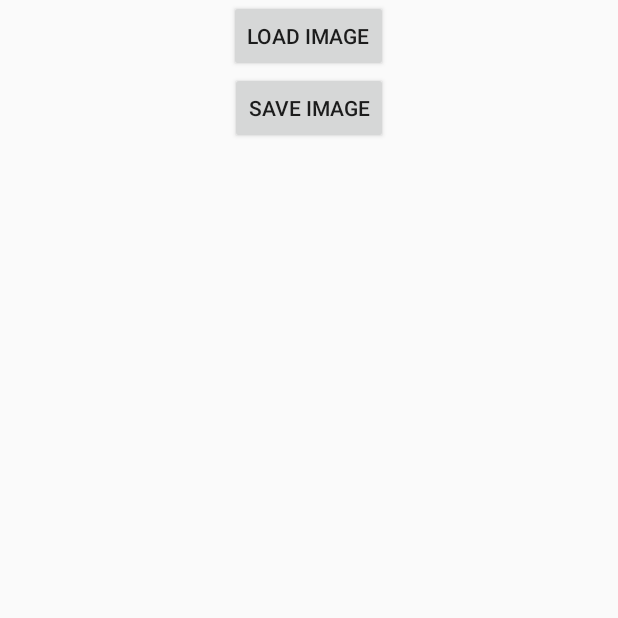
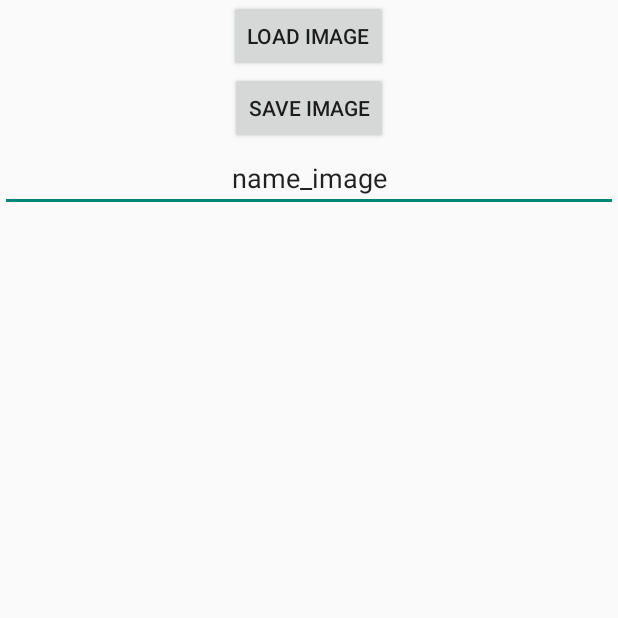
Before and after one commit to renekaigen/UsarDescargaImagen, an Android app: the screen it shows after launch (MainActivity), after a tap on "SAVE IMAGE", on a phone screen of 412 x 824 dp, the top half of it. Run offline under Robolectric (Android 15) with nearby library versions, the phone set to English and light mode, and no system bars.

Commit message:
cambios para ponerle nombre a la imagen a guardar

```diff
--- a/app/src/main/java/com/example/root/usardescargaimagen/MainActivity.java
+++ b/app/src/main/java/com/example/root/usardescargaimagen/MainActivity.java
@@ -11,8 +11,10 @@ import android.graphics.BitmapFactory;
 import android.os.AsyncTask;
 import android.os.Bundle;
 import android.os.Environment;
+import android.util.Log;
 import android.view.View;
 import android.widget.Button;
+import android.widget.EditText;
 import android.widget.ImageView;
 import android.widget.Toast;
 
@@ -28,7 +30,8 @@ public class MainActivity extends Activity {
     ImageView img;
     Bitmap bitmap;
     ProgressDialog pDialog;
-    String image = "naruhina.jpg";
+    String image = "naruhina";
+    EditText etImagen;
 
     @Override
     protected void onCreate(Bundle savedInstanceState) {
@@ -37,12 +40,14 @@ public class MainActivity extends Activity {
         load_img = (Button)findViewById(R.id.load);
         save_img = (Button)findViewById(R.id.save);
         img = (ImageView)findViewById(R.id.img);
+        etImagen=(EditText) findViewById(R.id.etImagen);
+
         load_img.setOnClickListener(new View.OnClickListener() {
 
             @Override
             public void onClick(View arg0) {
                 // TODO Auto-generated method stub
-                new LoadImage().execute("https://mmi229.whatsapp.net/d/3C7dEQzYP2WmzM4U-XAUS1U-bXo/AqQsXevYj4L5JBY2ZOc6sx1Lz5NqsWW7lMaLqHAziY6u.jpg");
+                new LoadImage().execute("https://raw.githubusercontent.com/renekaigen/UsarDescargaImagen/master/naruhina.jpg");
             }
         });
 
@@ -51,20 +56,25 @@ public class MainActivity extends Activity {
             @Override
             public void onClick(View arg0) {
                 // TODO Auto-generated method stub
-                guardar_imagen();
+                String nombre_imagen = etImagen.getText().toString();
+                if (nombre_imagen == null || nombre_imagen.equals("")) {
+                    nombre_imagen=image;
                 }
+                Log.d("imagen", "" + nombre_imagen);
+                guardar_imagen(nombre_imagen + ".jpg");
+            }
         });
 
 
     }
 
-    public void guardar_imagen() {
+    public void guardar_imagen(String nombre_imagen) {
         if (bitmap != null) {
             File sdCard = Environment.getExternalStorageDirectory();
             File path = new File(sdCard.getAbsolutePath() + "/myImages");
             if (!path.exists())
                 path.mkdirs();
-            File file = new File(path, image);
+            File file = new File(path,nombre_imagen);
             FileOutputStream fOut;
             try {
                 fOut = new FileOutputStream(file);
--- a/app/src/main/res/layout/activity_main.xml
+++ b/app/src/main/res/layout/activity_main.xml
@@ -18,6 +18,14 @@
         android:layout_gravity="center"
         android:id="@+id/save"
         android:text="Save Image" />
+    <EditText
+        android:layout_width="match_parent"
+        android:layout_height="wrap_content"
+        android:layout_gravity="center"
+        android:gravity="center"
+        android:id="@+id/etImagen"
+        android:text="name_image"
+        />
 
     <ImageView
         android:layout_width="wrap_content"
@@ -25,4 +33,6 @@
         android:layout_gravity="center"
         android:id="@+id/img"/>
 
+
+
 </LinearLayout>
```
Also changed, not shown: 1 other file.
